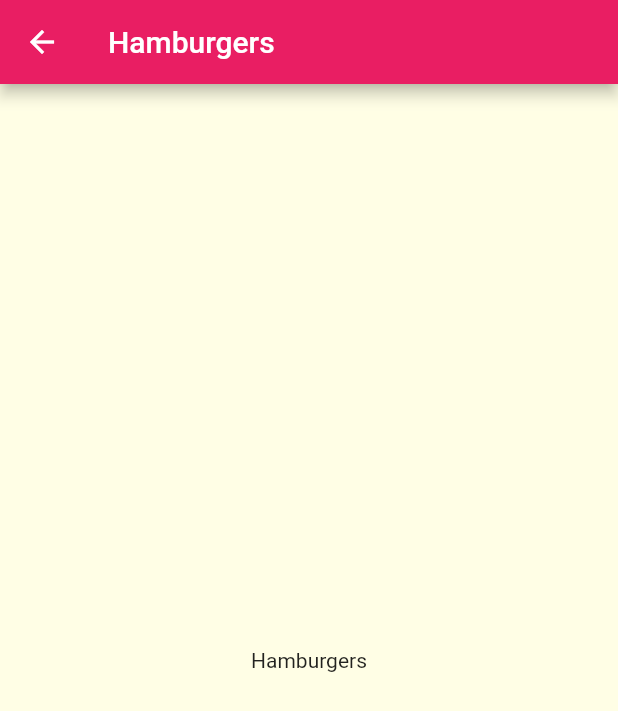
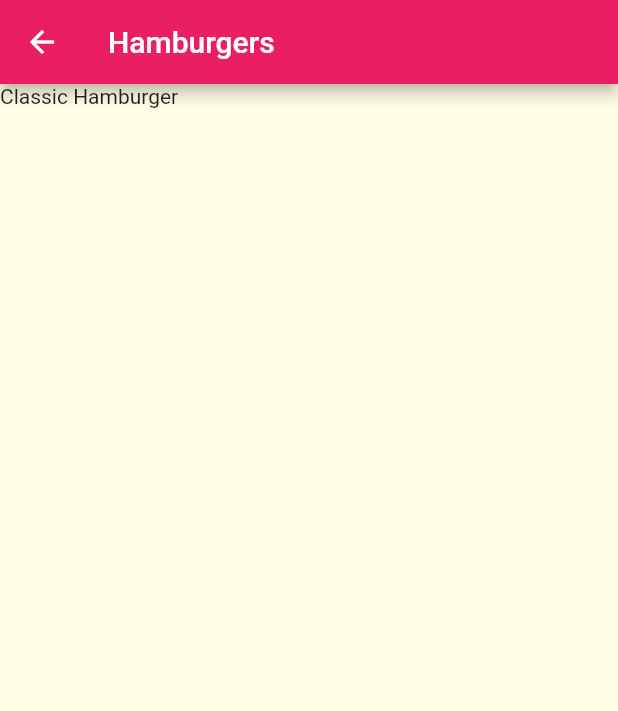
Before and after one commit to CodingEyes6/Recipe-App, a Flutter app: the screen it shows after launch, after a tap on "Hamburgers", on a phone screen of 412 x 824 dp. Shown: the top 711 px of the screen. Run offline on Flutter 3.47's test engine with Material 2 defaults, Android fonts, the phone set to English and light mode, and no system bars.

Commit message:
meals title showing based on categories

```diff
--- /dev/null
+++ b/lib/screens/Meal/meals_list.dart
@@ -0,0 +1,16 @@
+import 'package:flutter/cupertino.dart';
+
+import 'meals_data.dart';
+
+ListView mealsList(BuildContext context,String categoryID){
+
+final categoryMeals = DUMMY_MEALS.where((meal){
+  return meal.categories.contains(categoryID);
+  },).toList();
+
+return ListView.builder(itemBuilder: (context, index) {
+  return Text(categoryMeals[index].title);
+},itemCount: categoryMeals.length,);
+
+
+}
--- a/lib/screens/Meal/meals_screen.dart
+++ b/lib/screens/Meal/meals_screen.dart
@@ -4,6 +4,8 @@
 import 'package:flutter/material.dart';
 
 import '../../components/appBar.dart';
+
+import 'meals_list.dart';
 
 class MealScreen extends StatelessWidget {
 
@@ -15,9 +17,16 @@ late Map<String,String> args;
   @override
   Widget build(BuildContext context) {
   routeArgs(context);
+  final categoryTitle = args['title' ];
+   final categoryID = args['id' ];
     return Scaffold(
-      appBar: buildAppBar(args['title' ]!),
-      body: Center(child: Text(args['title']!)),
+      appBar: buildAppBar(categoryTitle!),
+      body: body(context,categoryID!),
     );
   }
+
+
+  Widget body(BuildContext context,String categoryID){
+    return mealsList(context, categoryID);
+  }
 }
```
